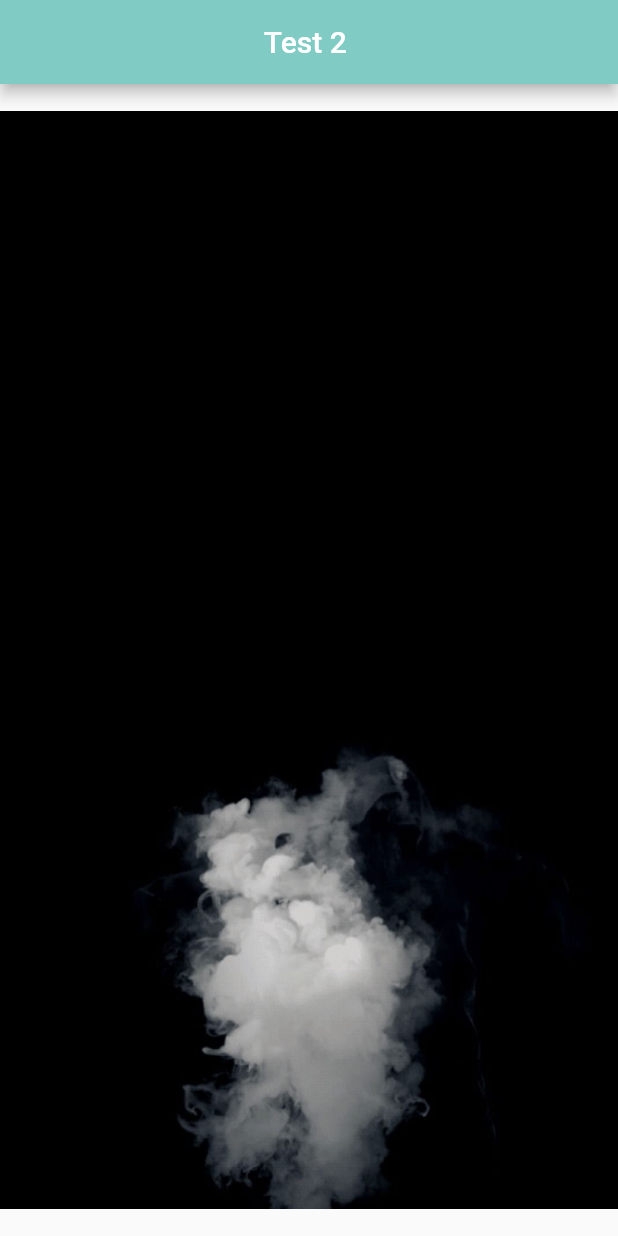
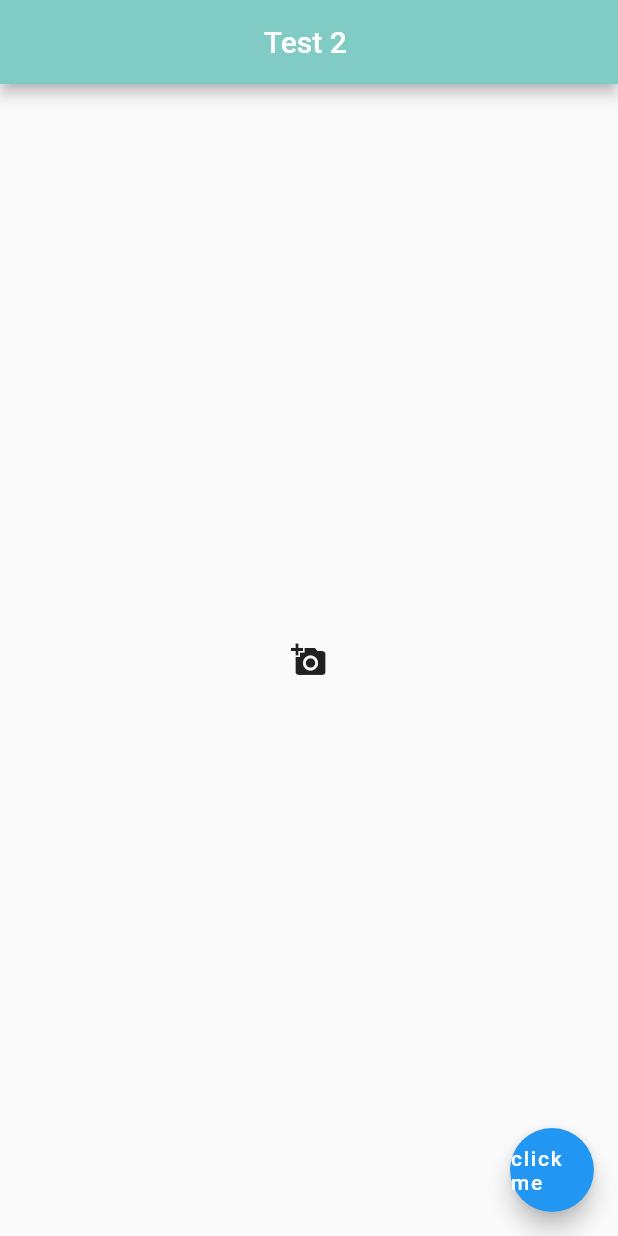
Before and after one commit to Rahat7288/Flutter_Learning, a Flutter app: the screen it shows after launch, on a phone screen of 412 x 824 dp. Run offline on Flutter 3.47's test engine with Material 2 defaults, Android fonts, the phone set to English and light mode, and no system bars.

Commit message:
button practice in flutter

```diff
--- a/lib/main.dart
+++ b/lib/main.dart
@@ -17,13 +17,21 @@ class Home extends StatelessWidget {
         centerTitle: true,
         backgroundColor: Colors.teal[200],
       ),
-      body: const Center(
-        child: Image(
-            image: AssetImage('assets/img3.jpg'),
+      body:  Center(
+        child: IconButton(
+
+          onPressed: (){},
+          icon: const Icon(Icons.add_a_photo),
+
+        ),
         ),
 
+      floatingActionButton: FloatingActionButton(
+        onPressed: (){
 
-        ),
+        },
+        child: const Text('click me'),
+      ),
 
       );
 
```
